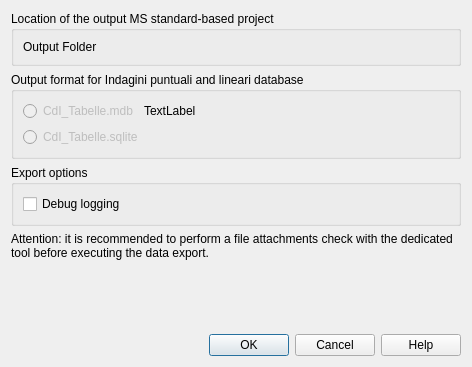
CNR-IGAG/mzs-tools, file mzs_tools/gui/dlg_export_data.ui: the form before one commit.
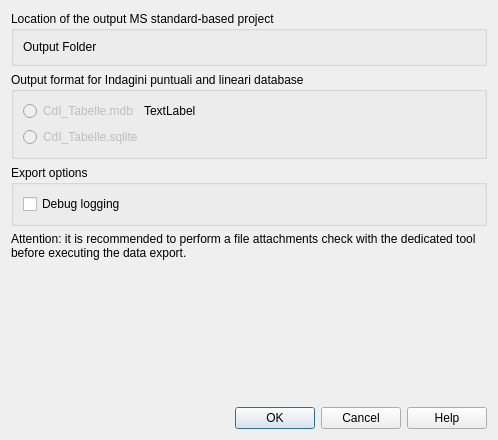
The form after the commit. Custom widgets are drawn as their Qt base class.

```diff
--- a/mzs_tools/gui/dlg_export_data.ui
+++ b/mzs_tools/gui/dlg_export_data.ui
@@ -6,8 +6,8 @@
    <rect>
     <x>0</x>
     <y>0</y>
-    <width>472</width>
-    <height>367</height>
+    <width>498</width>
+    <height>440</height>
    </rect>
   </property>
   <property name="windowTitle">
```
